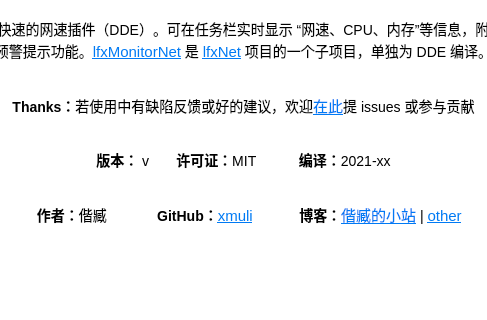
First picture: the form in dde-dock-plugin/WinDdeDockSetting.ui, repository XMuli/NetSpeed, before the edit; both pictures show x 91 to 578 and y 154 to 474 of the 669 by 739 pixel window.
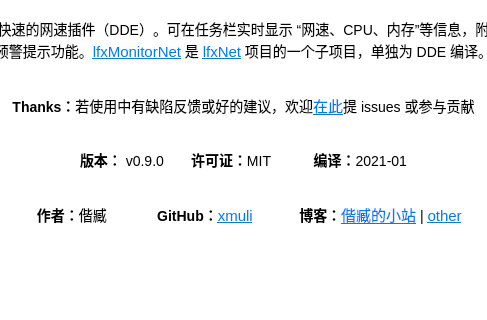
Second picture: the form after the edit. Icons and pictures are not drawn.

```diff
--- a/dde-dock-plugin/WinDdeDockSetting.ui
+++ b/dde-dock-plugin/WinDdeDockSetting.ui
@@ -1066,7 +1066,7 @@
 &lt;p align=&quot;center&quot; style=&quot; margin-top:0px; margin-bottom:0px; margin-left:0px; margin-right:0px; -qt-block-indent:0; text-indent:0px;&quot;&gt;&lt;span style=&quot; font-weight:600;&quot;&gt;Thanks：&lt;/span&gt;若使用中有缺陷反馈或好的建议，欢迎&lt;a href=&quot;https://github.com/xmuli/lfxNet&quot;&gt;&lt;span style=&quot; font-size:11pt; text-decoration: underline; color:#007af4;&quot;&gt;在此&lt;/span&gt;&lt;/a&gt;提 issues 或参与贡献&lt;/p&gt;
 &lt;p align=&quot;center&quot; style=&quot;-qt-paragraph-type:empty; margin-top:0px; margin-bottom:0px; margin-left:0px; margin-right:0px; -qt-block-indent:0; text-indent:0px;&quot;&gt;&lt;br /&gt;&lt;/p&gt;
 &lt;p align=&quot;center&quot; style=&quot;-qt-paragraph-type:empty; margin-top:0px; margin-bottom:0px; margin-left:0px; margin-right:0px; -qt-block-indent:0; text-indent:0px;&quot;&gt;&lt;br /&gt;&lt;/p&gt;
-&lt;p align=&quot;center&quot; style=&quot; margin-top:0px; margin-bottom:0px; margin-left:0px; margin-right:0px; -qt-block-indent:0; text-indent:0px;&quot;&gt;&lt;span style=&quot; font-weight:600;&quot;&gt;版本： &lt;/span&gt;v &lt;span style=&quot; font-weight:600;&quot;&gt;      许可证：&lt;/span&gt;MIT&lt;span style=&quot; font-weight:600;&quot;&gt;           编译：&lt;/span&gt;2021-xx&lt;/p&gt;
+&lt;p align=&quot;center&quot; style=&quot; margin-top:0px; margin-bottom:0px; margin-left:0px; margin-right:0px; -qt-block-indent:0; text-indent:0px;&quot;&gt;&lt;span style=&quot; font-weight:600;&quot;&gt;版本： &lt;/span&gt;v0.9.0 &lt;span style=&quot; font-weight:600;&quot;&gt;      许可证：&lt;/span&gt;MIT&lt;span style=&quot; font-weight:600;&quot;&gt;           编译：&lt;/span&gt;2021-01&lt;/p&gt;
 &lt;p align=&quot;center&quot; style=&quot;-qt-paragraph-type:empty; margin-top:0px; margin-bottom:0px; margin-left:0px; margin-right:0px; -qt-block-indent:0; text-indent:0px;&quot;&gt;&lt;br /&gt;&lt;/p&gt;
 &lt;p align=&quot;center&quot; style=&quot;-qt-paragraph-type:empty; margin-top:0px; margin-bottom:0px; margin-left:0px; margin-right:0px; -qt-block-indent:0; text-indent:0px;&quot;&gt;&lt;br /&gt;&lt;/p&gt;
 &lt;p align=&quot;center&quot; style=&quot; margin-top:0px; margin-bottom:0px; margin-left:0px; margin-right:0px; -qt-block-indent:0; text-indent:0px;&quot;&gt;&lt;span style=&quot; font-weight:600;&quot;&gt;    作者：&lt;/span&gt;偕臧  &lt;span style=&quot; font-weight:600;&quot;&gt;           GitHub：&lt;/span&gt;&lt;a href=&quot;https://github.com/xmuli&quot;&gt;&lt;span style=&quot; font-size:11pt; text-decoration: underline; color:#007af4;&quot;&gt;xmuli&lt;/span&gt;&lt;/a&gt;&lt;span style=&quot; font-weight:600;&quot;&gt;            博客：&lt;/span&gt;&lt;a href=&quot;https://xmuli.tech&quot;&gt;&lt;span style=&quot; font-size:11pt; text-decoration: underline; color:#007af4;&quot;&gt;偕臧的小站&lt;/span&gt;&lt;/a&gt; | &lt;a href=&quot;https://xmuli.blog.csdn.net/&quot;&gt;&lt;span style=&quot; font-size:11pt; text-decoration: underline; color:#007af4;&quot;&gt;other&lt;/span&gt;&lt;/a&gt; &lt;/p&gt;
```
